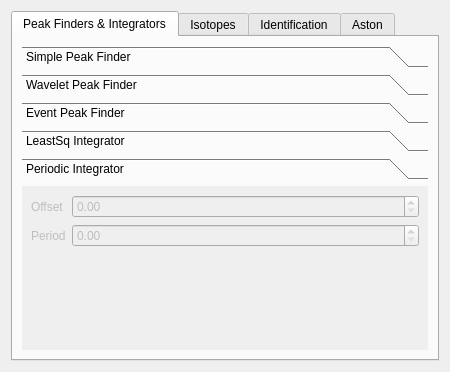
bovee/Aston, file aston/ui/aston_settings.ui: the form before one commit.
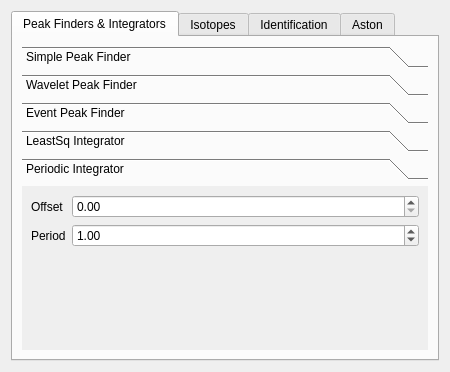
The form after the commit. The open tabs and pages were chosen to show the change.

Diff of the .ui file:
```diff
--- a/aston/ui/aston_settings.ui
+++ b/aston/ui/aston_settings.ui
@@ -356,7 +356,7 @@
            <item row="0" column="0">
             <widget class="QLabel" name="label_15">
              <property name="enabled">
-              <bool>false</bool>
+              <bool>true</bool>
              </property>
              <property name="text">
               <string>Offset</string>
@@ -366,14 +366,14 @@
            <item row="0" column="1">
             <widget class="QDoubleSpinBox" name="doublePeriodicOffset">
              <property name="enabled">
-              <bool>false</bool>
+              <bool>true</bool>
              </property>
             </widget>
            </item>
            <item row="1" column="0">
             <widget class="QLabel" name="label_16">
              <property name="enabled">
-              <bool>false</bool>
+              <bool>true</bool>
              </property>
              <property name="text">
               <string>Period</string>
@@ -383,7 +383,10 @@
            <item row="1" column="1">
             <widget class="QDoubleSpinBox" name="doublePeriodicPeriod">
              <property name="enabled">
-              <bool>false</bool>
+              <bool>true</bool>
+             </property>
+             <property name="value">
+              <double>1.000000000000000</double>
              </property>
             </widget>
            </item>
```
Left out of the diff: 8 changed lines with no effect on the pictures.
